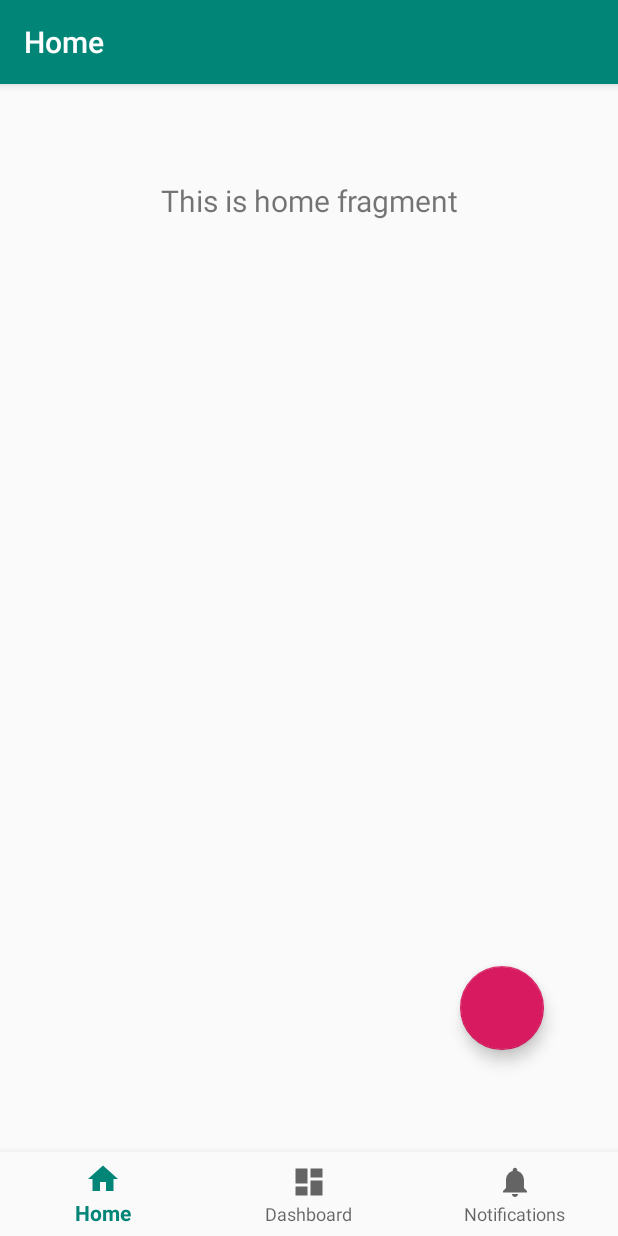
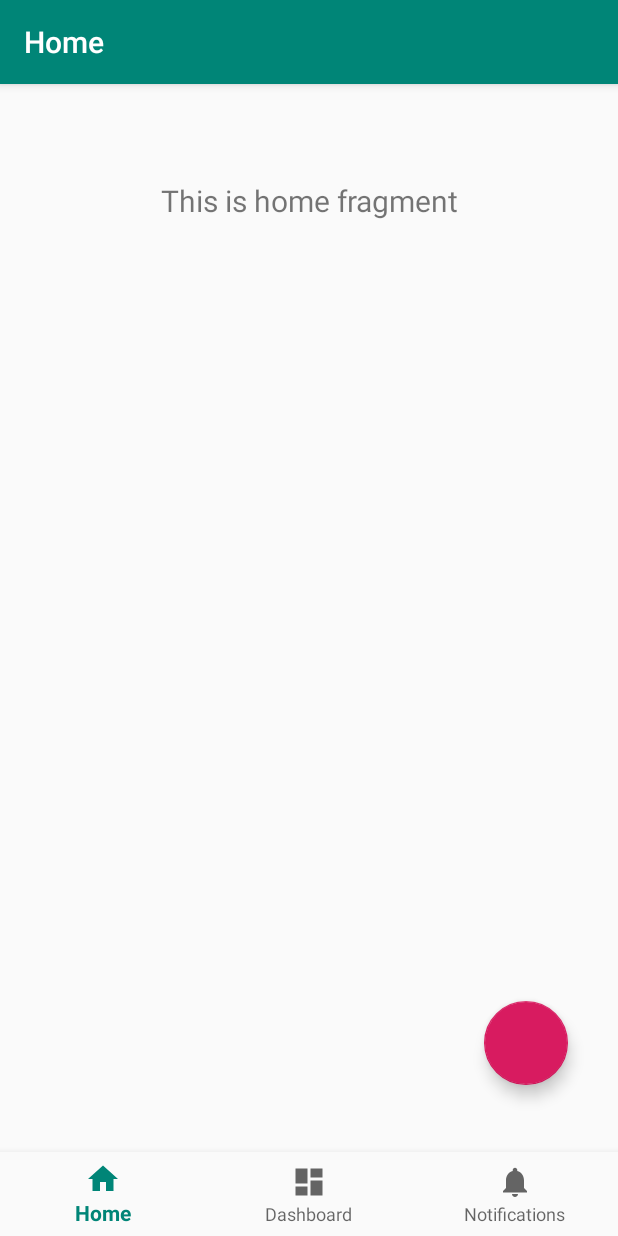
Before and after one commit to SteelJackV2/SCIO_App, an Android app: the screen it shows after launch (MainActivity), on a phone screen of 412 x 824 dp. Run offline under Robolectric (Android 15) with nearby library versions, the phone set to English and light mode, and no system bars; our stand-ins replace navigation-ui.

Commit message:
initial commit

```diff
--- a/app/src/main/res/layout/activity_main.xml
+++ b/app/src/main/res/layout/activity_main.xml
@@ -41,10 +41,10 @@
         android:focusable="true"
         app:layout_constraintBottom_toBottomOf="parent"
         app:layout_constraintEnd_toEndOf="parent"
-        app:layout_constraintHorizontal_bias="0.861"
+        app:layout_constraintHorizontal_bias="0.907"
         app:layout_constraintStart_toStartOf="parent"
         app:layout_constraintTop_toTopOf="parent"
-        app:layout_constraintVertical_bias="0.811"
+        app:layout_constraintVertical_bias="0.847"
         tools:srcCompat="@tools:sample/avatars" />
 
 </androidx.constraintlayout.widget.ConstraintLayout>
```
